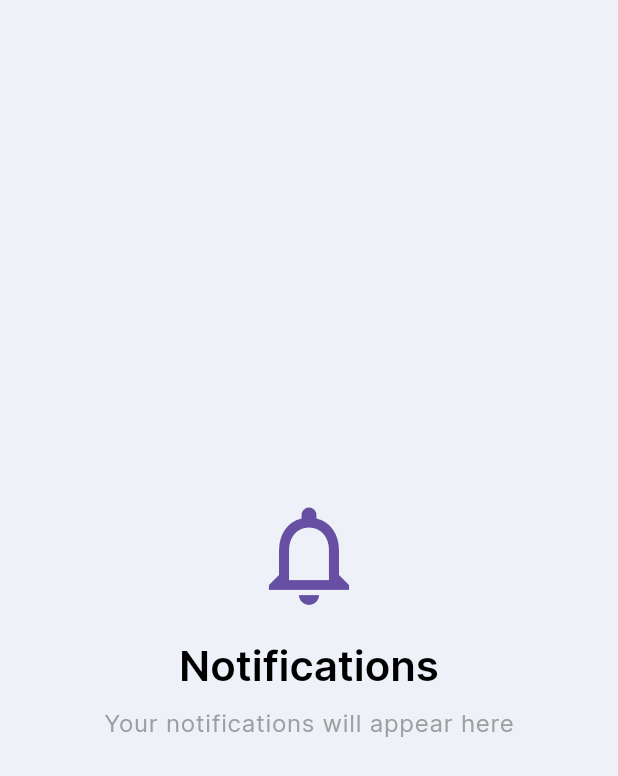
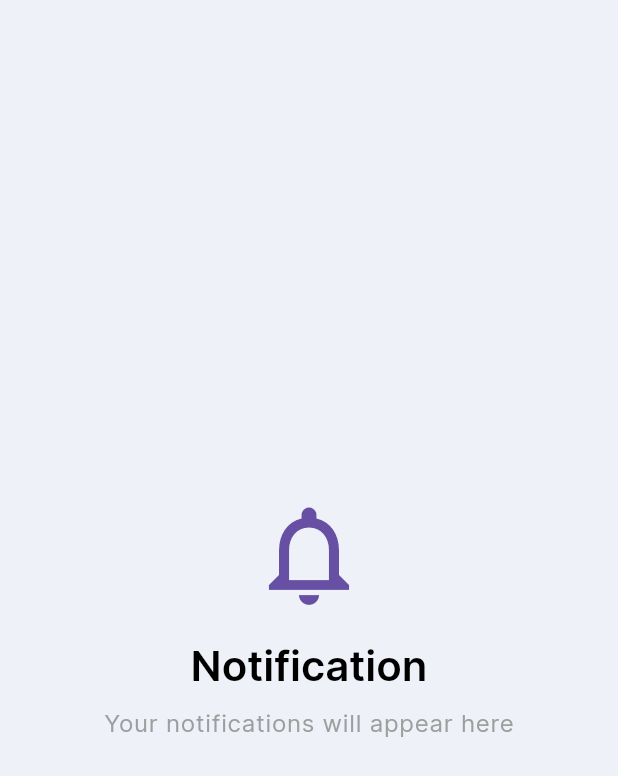
Before and after one commit to m-idriss/converter_flutter, a Flutter app: the NotificationScreen screen opened directly, on a phone screen of 412 x 824 dp. Shown: the top 776 px of the screen. Run offline on Flutter 3.47's test engine with Material 3 defaults, Android fonts, the phone set to English and light mode, and no system bars; our stand-ins replace firebase_auth, firebase_core, flutter_svg, google_sign_in, rive; accounts and stored records are empty.

Commit message:
Fix NotificationScreen title to match nav item
Co-authored-by: m-idriss <44480885+m-idriss@users.noreply.github.com>

```diff
--- a/lib/screens/nav/notification_screen.dart
+++ b/lib/screens/nav/notification_screen.dart
@@ -19,7 +19,7 @@ class NotificationScreen extends StatelessWidget {
               ),
               const SizedBox(height: 16),
               Text(
-                'Notifications',
+                'Notification',
                 style: Theme.of(context).textTheme.headlineMedium!.copyWith(
                     color: Colors.black, fontWeight: FontWeight.bold),
               ),
```
